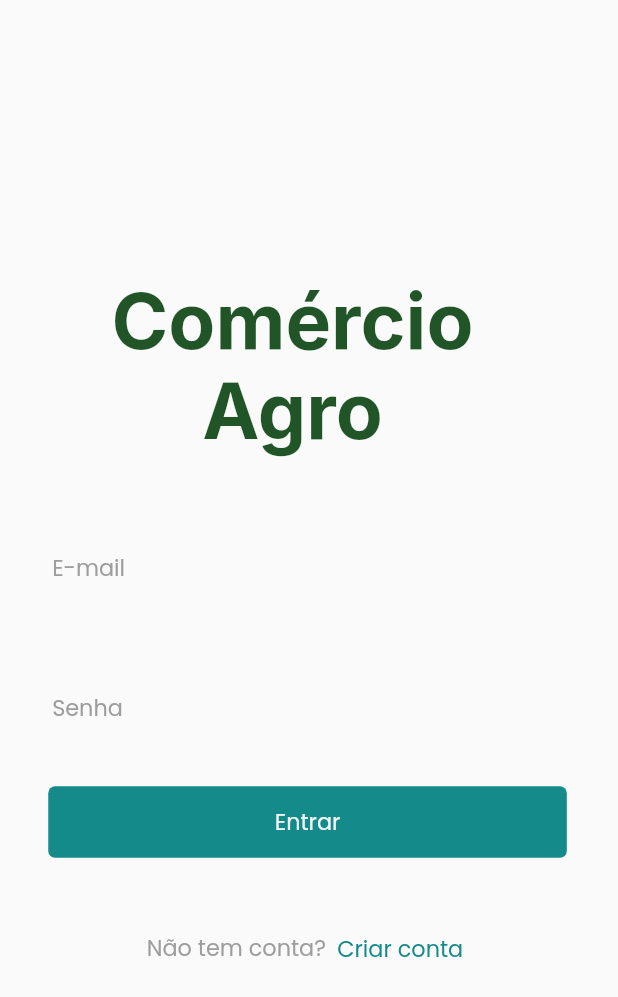
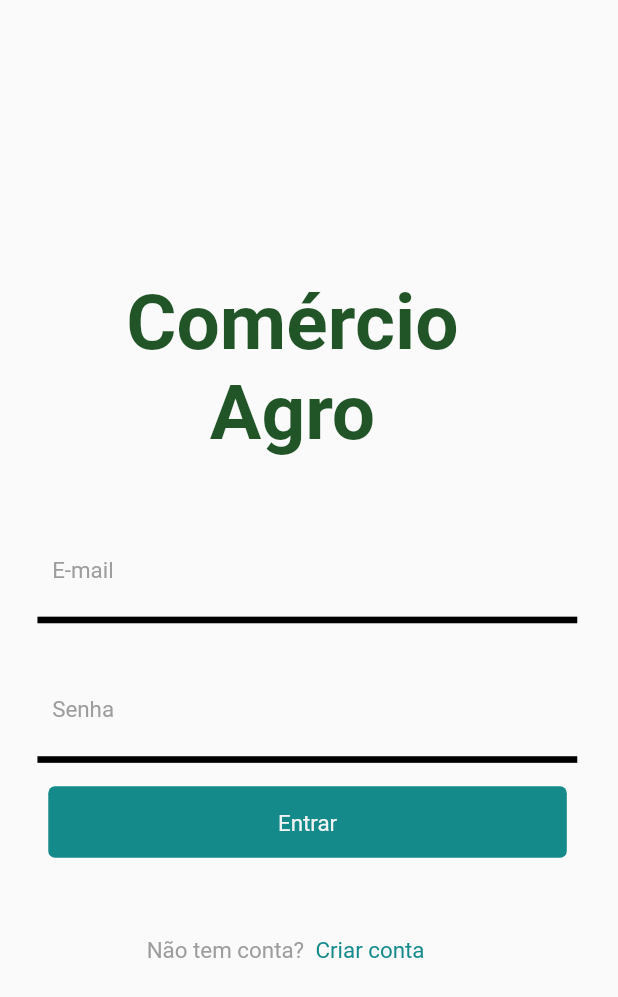
Before and after one commit to Wenderson-Oscar/E-Commerce_Agro, a Flutter app: the screen it shows after launch, on a phone screen of 412 x 824 dp. Shown: the top 997 px of the screen. Run offline on Flutter 3.47's test engine with Material 2 defaults, Android fonts, the phone set to English and light mode, and no system bars; our stand-ins replace google_fonts, image_picker, url_launcher_web; missing offline and left inert: image_picker_for_web.

Commit message:
finalizando layout-1.1

```diff
--- a/lib/controller/utils.dart
+++ b/lib/controller/utils.dart
@@ -10,6 +10,7 @@ class MyCustomScrollBehavior extends MaterialScrollBehavior {
       };
 }
 
+// ignore: non_constant_identifier_names
 TextStyle SafeGoogleFont(
   String fontFamily, {
   TextStyle? textStyle,
--- a/lib/page/login.dart
+++ b/lib/page/login.dart
@@ -1,27 +1,31 @@
 import 'package:flutter/material.dart';
-import 'package:flutter/gestures.dart';
-import 'dart:ui';
 import 'package:myapp/page/listing.dart';
-import 'package:myapp/controller/utils.dart';
 import 'package:myapp/page/register.dart';
 
 class Login extends StatelessWidget {
+  const Login({Key? key}) : super(key: key);
+
   @override
   Widget build(BuildContext context) {
-    double baseWidth = 375;
-    double fem = MediaQuery.of(context).size.width / baseWidth;
-    double ffem = fem * 0.97;
-    return Container(
+    const double baseWidth = 375;
+    final double screenWidth = MediaQuery.of(context).size.width;
+    final double fem = screenWidth / baseWidth;
+    final double ffem = fem * 0.97;
+
+    return SizedBox(
       width: double.infinity,
       child: Column(
         crossAxisAlignment: CrossAxisAlignment.center,
         children: [
           Container(
-              // autogroupic8c3Ta (FccFgX1EveY3NEXrFsic8C)
-              padding: EdgeInsets.fromLTRB(63.5 * fem, 168 * fem, 83.5 * fem, 31 * fem),
+            padding: EdgeInsets.fromLTRB(
+              63.5 * fem,
+              168 * fem,
+              83.5 * fem,
+              31 * fem,
+            ),
             width: double.infinity,
             child: Align(
-                // comrcioagroLha (14:409)
               alignment: Alignment.bottomCenter,
               child: SizedBox(
                 child: Container(
@@ -31,12 +35,11 @@ class Login extends StatelessWidget {
                   child: Text(
                     'Comércio Agro',
                     textAlign: TextAlign.center,
-                      style: SafeGoogleFont(
-                        'Inter',
+                    style: TextStyle(
                       fontSize: 48 * ffem,
                       fontWeight: FontWeight.w700,
                       height: 1.2125 * ffem / fem,
-                        color: Color(0xdd003a06),
+                      color: const Color(0xdd003a06),
                     ),
                   ),
                 ),
@@ -44,26 +47,38 @@ class Login extends StatelessWidget {
             ),
           ),
           Container(
-              // autogroupslrpYoe (FccGS5azLeJ4g9uz5SsLrp)
-              padding: EdgeInsets.fromLTRB(22 * fem, 15.01 * fem, 23 * fem, 169.59 * fem),
+            padding: EdgeInsets.fromLTRB(
+              22 * fem,
+              15.01 * fem,
+              23 * fem,
+              169.59 * fem,
+            ),
             width: double.infinity,
             child: Column(
               crossAxisAlignment: CrossAxisAlignment.center,
               children: [
                 Container(
-                    // group10sL8 (14:393)
-                    margin: EdgeInsets.fromLTRB(0 * fem, 0 * fem, 0 * fem, 21.53 * fem),
+                  margin: EdgeInsets.fromLTRB(
+                    0 * fem,
+                    0 * fem,
+                    0 * fem,
+                    21.53 * fem,
+                  ),
                   width: double.infinity,
                   child: Column(
                     crossAxisAlignment: CrossAxisAlignment.center,
                     children: [
                       Container(
-                          // group68QMz (14:404)
-                          margin: EdgeInsets.fromLTRB(9.63 * fem, 0 * fem, 20.56 * fem, 7.27 * fem),
+                        margin: EdgeInsets.fromLTRB(
+                          9.63 * fem,
+                          0 * fem,
+                          20.56 * fem,
+                          7.27 * fem,
+                        ),
                         width: double.infinity,
                         child: TextField(
                           obscureText: false,
-                            decoration: InputDecoration(
+                          decoration: const InputDecoration(
                             border: InputBorder.none,
                             focusedBorder: InputBorder.none,
                             enabledBorder: InputBorder.none,
@@ -72,34 +87,46 @@ class Login extends StatelessWidget {
                             hintText: 'E-mail',
                             hintStyle: TextStyle(color: Color(0xff9d9d9d)),
                           ),
-                            style: SafeGoogleFont(
-                              'Poppins',
+                          style: TextStyle(
                             fontSize: 14 * ffem,
                             fontWeight: FontWeight.w400,
                             height: 1.5 * ffem / fem,
-                              color: Color(0xff000000),
+                            color: const Color(0xff000000),
                           ),
                         ),
                       ),
                       Container(
-                          // linecampk2Y (14:410)
-                          margin: EdgeInsets.fromLTRB(0 * fem, 0 * fem, 1 * fem, 29.73 * fem),
-                          padding: EdgeInsets.fromLTRB(0.72 * fem, 0 * fem, 0.72 * fem, 0 * fem),
+                        margin: EdgeInsets.fromLTRB(
+                          0 * fem,
+                          0 * fem,
+                          1 * fem,
+                          29.73 * fem,
+                        ),
+                        padding: EdgeInsets.fromLTRB(
+                          0.72 * fem,
+                          0 * fem,
+                          0.72 * fem,
+                          0 * fem,
+                        ),
                         width: 329 * fem,
                         height: 4 * fem,
                         child: Container(
-                            // autogroup4xmiFzt (FccH3tteMxqbogPH3R4xmi)
                           width: double.infinity,
                           height: 1.5 * fem,
+                          color: Colors.black, // Adjust color as needed
                         ),
                       ),
                       Container(
-                          // group68QMz (14:404)
-                          margin: EdgeInsets.fromLTRB(9.63 * fem, 0 * fem, 20.56 * fem, 7.27 * fem),
+                        margin: EdgeInsets.fromLTRB(
+                          9.63 * fem,
+                          0 * fem,
+                          20.56 * fem,
+                          7.27 * fem,
+                        ),
                         width: double.infinity,
                         child: TextField(
                           obscureText: true,
-                            decoration: InputDecoration(
+                          decoration: const InputDecoration(
                             border: InputBorder.none,
                             focusedBorder: InputBorder.none,
                             enabledBorder: InputBorder.none,
@@ -108,53 +135,66 @@ class Login extends StatelessWidget {
                             hintText: 'Senha',
                             hintStyle: TextStyle(color: Color(0xff9d9d9d)),
                           ),
-                            style: SafeGoogleFont(
-                              'Poppins',
+                          style: TextStyle(
                             fontSize: 14 * ffem,
                             fontWeight: FontWeight.w400,
                             height: 1.5 * ffem / fem,
-                              color: Color(0xff000000),
+                            color: const Color(0xff000000),
                           ),
                         ),
                       ),
                       Container(
-                          // linecampsmN (14:414)
-                          margin: EdgeInsets.fromLTRB(0 * fem, 0 * fem, 1 * fem, 7 * fem),
-                          padding: EdgeInsets.fromLTRB(0.72 * fem, 0 * fem, 0.72 * fem, 0 * fem),
+                        margin: EdgeInsets.fromLTRB(
+                          0 * fem,
+                          0 * fem,
+                          1 * fem,
+                          7 * fem,
+                        ),
+                        padding: EdgeInsets.fromLTRB(
+                          0.72 * fem,
+                          0 * fem,
+                          0.72 * fem,
+                          0 * fem,
+                        ),
                         width: 329 * fem,
                         height: 4 * fem,
                         child: Container(
-                            // autogroupdfreo9E (FccHDDxS9Mk4FvFpSMdfRE)
                           width: double.infinity,
                           height: 1.5 * fem,
+                          color: Colors.black, // Adjust color as needed
                         ),
                       ),
                       Container(
-                          // group60RwJ (14:396)
-                          margin: EdgeInsets.fromLTRB(0 * fem, 0 * fem, 0.77 * fem, 26.01 * fem),
+                        margin: EdgeInsets.fromLTRB(
+                          0 * fem,
+                          0 * fem,
+                          0.77 * fem,
+                          26.01 * fem,
+                        ),
                         child: TextButton(
                           onPressed: () {
                             Navigator.push(
                               context,
-                                      MaterialPageRoute(builder: (context) => ListerProducts()),
+                              MaterialPageRoute(
+                                builder: (context) => ListerProducts(),
+                              ),
                             );
                           },
                           child: Container(
                             width: 329.23 * fem,
                             height: 43.32 * fem,
                             decoration: BoxDecoration(
-                                color: Color(0xff148a8a),
+                              color: const Color(0xff148a8a),
                               borderRadius: BorderRadius.circular(4.1376318932 * fem),
                             ),
                             child: Center(
                               child: Text(
                                 'Entrar',
-                                  style: SafeGoogleFont(
-                                    'Poppins',
+                                style: TextStyle(
                                   fontSize: 14 * ffem,
                                   fontWeight: FontWeight.w400,
                                   height: 1.5 * ffem / fem,
-                                    color: Color(0xfff3f3f3),
+                                  color: const Color(0xfff3f3f3),
                                 ),
                               ),
                             ),
@@ -162,29 +202,40 @@ class Login extends StatelessWidget {
                         ),
                       ),
                       Container(
-                          // group127T7J (14:401)
-                          margin: EdgeInsets.fromLTRB(67 * fem, 0 * fem, 64.16 * fem, 0 * fem),
+                        margin: EdgeInsets.fromLTRB(
+                          67 * fem,
+                          0 * fem,
+                          64.16 * fem,
+                          0 * fem,
+                        ),
                         width: double.infinity,
                         child: Row(
                           crossAxisAlignment: CrossAxisAlignment.center,
                           children: [
                             Container(
-                                // notemcontaZRE (14:403)
-                                margin: EdgeInsets.fromLTRB(0 * fem, 0 * fem, 6.84 * fem, 0.47 * fem),
+                              margin: EdgeInsets.fromLTRB(
+                                0 * fem,
+                                0 * fem,
+                                6.84 * fem,
+                                0.47 * fem,
+                              ),
                               child: Text(
                                 'Não tem conta?',
-                                  style: SafeGoogleFont(
-                                    'Poppins',
+                                style: TextStyle(
                                   fontSize: 14 * ffem,
                                   fontWeight: FontWeight.w400,
                                   height: 1.5 * ffem / fem,
-                                    color: Color(0xff9d9d9d),
+                                  color: const Color(0xff9d9d9d),
                                 ),
                               ),
                             ),
                             Container(
-                                // criarcontasB2 (14:402)
-                                margin: EdgeInsets.fromLTRB(0 * fem, 0.47 * fem, 0 * fem, 0 * fem),
+                              margin: EdgeInsets.fromLTRB(
+                                0 * fem,
+                                0.47 * fem,
+                                0 * fem,
+                                0 * fem,
+                              ),
                               child: TextButton(
                                 onPressed: () {
                                   Navigator.push(
@@ -197,12 +248,11 @@ class Login extends StatelessWidget {
                                 ),
                                 child: Text(
                                   'Criar conta',
-                                    style: SafeGoogleFont(
-                                      'Poppins',
+                                  style: TextStyle(
                                     fontSize: 14 * ffem,
                                     fontWeight: FontWeight.w400,
                                     height: 1.5 * ffem / fem,
-                                      color: Color(0xff148a8a),
+                                    color: const Color(0xff148a8a),
                                   ),
                                 ),
                               ),
--- a/lib/page/registerperfil.dart
+++ b/lib/page/registerperfil.dart
@@ -1,7 +1,7 @@
 import 'package:flutter/material.dart';
 import 'package:google_fonts/google_fonts.dart';
-import 'package:myapp/page/listing.dart';
 import 'package:myapp/controller/menu.dart';
+import 'package:myapp/page/perfil.dart';
 
 class RegisterAccount extends StatelessWidget {
   @override
@@ -152,7 +152,7 @@ class RegisterAccount extends StatelessWidget {
                         onPressed: () {
                                     Navigator.push(
                                       context,
-                                      MaterialPageRoute(builder: (context) => ListerProducts()),
+                                      MaterialPageRoute(builder: (context) => UserProfile()),
                                     );
                                   },
                         child: Container(
--- a/lib/page/registerproduct.dart
+++ b/lib/page/registerproduct.dart
@@ -1,7 +1,7 @@
 import 'package:flutter/material.dart';
 import 'package:google_fonts/google_fonts.dart';
 import 'package:image_picker/image_picker.dart';
-import 'package:myapp/page/login.dart';
+import 'package:myapp/page/listing.dart';
 import 'package:myapp/controller/menu.dart';
 import 'package:image_picker/image_picker.dart';
 import 'dart:io';
@@ -220,7 +220,7 @@ class _RegisterProductState extends State<RegisterProduct> {
                           onPressed: () {
                             Navigator.push(
                               context,
-                              MaterialPageRoute(builder: (context) => Login()),
+                              MaterialPageRoute(builder: (context) => ListerProducts()),
                             );
                           },
                           style: ElevatedButton.styleFrom(
```
Also changed, not shown: lib/controller/menu.dart (+19 -17 lines), lib/page/listingproducts.dart (+27 -3 lines), lib/page/perfil.dart (added, +127 -0 lines), lib/page/register.dart (+3 -6 lines). Lines whose indentation alone changed are shown as unchanged.
